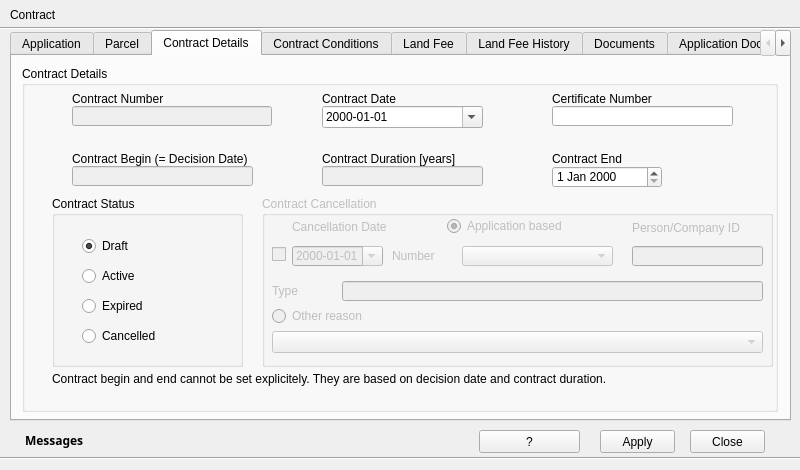
First picture: the form in view/ContractDialog.ui, repository teamlm2/lm2_mgis, before the edit.
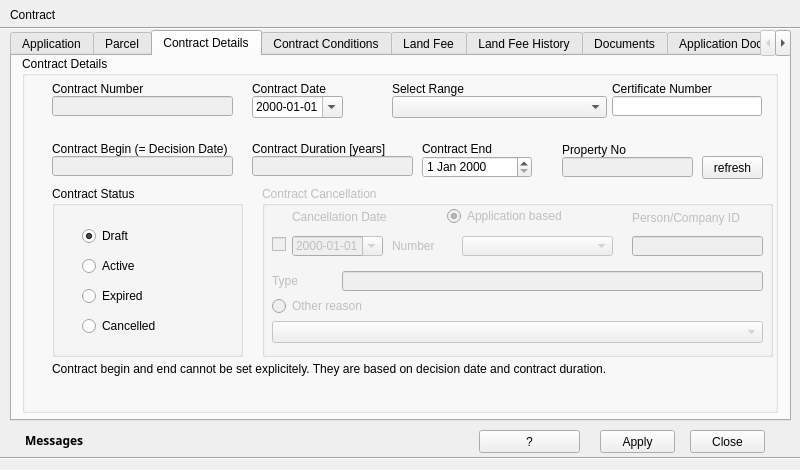
Second picture: the form after the edit. Icons and pictures are not drawn.

The edit to the form file:
```diff
--- a/view/ContractDialog.ui
+++ b/view/ContractDialog.ui
@@ -586,9 +586,9 @@
      <property name="geometry">
       <rect>
        <x>10</x>
-       <y>10</y>
+       <y>0</y>
        <width>756</width>
-       <height>346</height>
+       <height>357</height>
       </rect>
      </property>
      <property name="title">
@@ -600,9 +600,9 @@
       </property>
       <property name="geometry">
        <rect>
-        <x>50</x>
+        <x>30</x>
         <y>40</y>
-        <width>200</width>
+        <width>181</width>
         <height>20</height>
        </rect>
       </property>
@@ -610,7 +610,7 @@
      <widget class="QLabel" name="label_15">
       <property name="geometry">
        <rect>
-        <x>50</x>
+        <x>30</x>
         <y>25</y>
         <width>171</width>
         <height>16</height>
@@ -626,7 +626,7 @@
       </property>
       <property name="geometry">
        <rect>
-        <x>50</x>
+        <x>30</x>
         <y>100</y>
         <width>181</width>
         <height>20</height>
@@ -636,7 +636,7 @@
      <widget class="QLabel" name="label_16">
       <property name="geometry">
        <rect>
-        <x>50</x>
+        <x>30</x>
         <y>85</y>
         <width>241</width>
         <height>16</height>
@@ -649,9 +649,9 @@
      <widget class="QLabel" name="label_19">
       <property name="geometry">
        <rect>
-        <x>300</x>
+        <x>230</x>
         <y>25</y>
-        <width>200</width>
+        <width>141</width>
         <height>16</height>
        </rect>
       </property>
@@ -662,9 +662,9 @@
      <widget class="QLabel" name="label_20">
       <property name="geometry">
        <rect>
-        <x>300</x>
+        <x>230</x>
         <y>85</y>
-        <width>200</width>
+        <width>161</width>
         <height>16</height>
        </rect>
       </property>
@@ -675,9 +675,9 @@
      <widget class="QLabel" name="label_21">
       <property name="geometry">
        <rect>
-        <x>530</x>
+        <x>590</x>
         <y>25</y>
-        <width>200</width>
+        <width>150</width>
         <height>16</height>
        </rect>
       </property>
@@ -688,9 +688,9 @@
      <widget class="QLabel" name="label_22">
       <property name="geometry">
        <rect>
-        <x>530</x>
+        <x>400</x>
         <y>85</y>
-        <width>200</width>
+        <width>151</width>
         <height>16</height>
        </rect>
       </property>
@@ -701,9 +701,9 @@
      <widget class="QDateEdit" name="contract_date">
       <property name="geometry">
        <rect>
-        <x>300</x>
+        <x>230</x>
         <y>40</y>
-        <width>161</width>
+        <width>91</width>
         <height>22</height>
        </rect>
       </property>
@@ -720,7 +720,7 @@
       </property>
       <property name="geometry">
        <rect>
-        <x>300</x>
+        <x>230</x>
         <y>100</y>
         <width>161</width>
         <height>20</height>
@@ -733,9 +733,9 @@
       </property>
       <property name="geometry">
        <rect>
-        <x>530</x>
+        <x>590</x>
         <y>40</y>
-        <width>181</width>
+        <width>150</width>
         <height>20</height>
        </rect>
       </property>
@@ -1042,13 +1042,75 @@
      <widget class="QDateEdit" name="contract_end_date">
       <property name="geometry">
        <rect>
-        <x>530</x>
+        <x>400</x>
         <y>100</y>
         <width>110</width>
         <height>22</height>
        </rect>
       </property>
      </widget>
+     <widget class="QLabel" name="label_33">
+      <property name="geometry">
+       <rect>
+        <x>540</x>
+        <y>86</y>
+        <width>150</width>
+        <height>16</height>
+       </rect>
+      </property>
+      <property name="text">
+       <string>Property No</string>
+      </property>
+     </widget>
+     <widget class="QLineEdit" name="property_num_edit">
+      <property name="enabled">
+       <bool>false</bool>
+      </property>
+      <property name="geometry">
+       <rect>
+        <x>540</x>
+        <y>101</y>
+        <width>131</width>
+        <height>20</height>
+       </rect>
+      </property>
+     </widget>
+     <widget class="QComboBox" name="cert_range_cbox">
+      <property name="geometry">
+       <rect>
+        <x>370</x>
+        <y>40</y>
+        <width>215</width>
+        <height>22</height>
+       </rect>
+      </property>
+     </widget>
+     <widget class="QLabel" name="label_35">
+      <property name="geometry">
+       <rect>
+        <x>370</x>
+        <y>25</y>
+        <width>215</width>
+        <height>16</height>
+       </rect>
+      </property>
+      <property name="text">
+       <string>Select Range</string>
+      </property>
+     </widget>
+     <widget class="QPushButton" name="property_refresh_button">
+      <property name="geometry">
+       <rect>
+        <x>680</x>
+        <y>100</y>
+        <width>61</width>
+        <height>23</height>
+       </rect>
+      </property>
+      <property name="text">
+       <string>refresh</string>
+      </property>
+     </widget>
     </widget>
    </widget>
    <widget class="QWidget" name="contract_conditions_tab">
```
Left out of the diff: 52 changed lines with no effect on the pictures.
